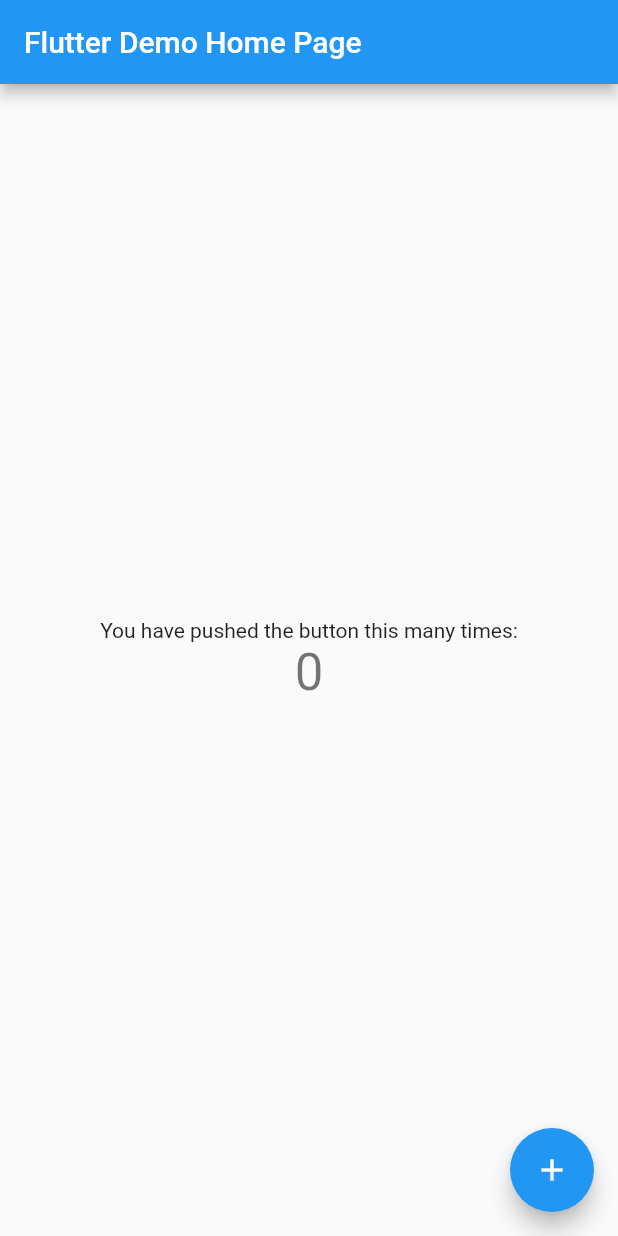
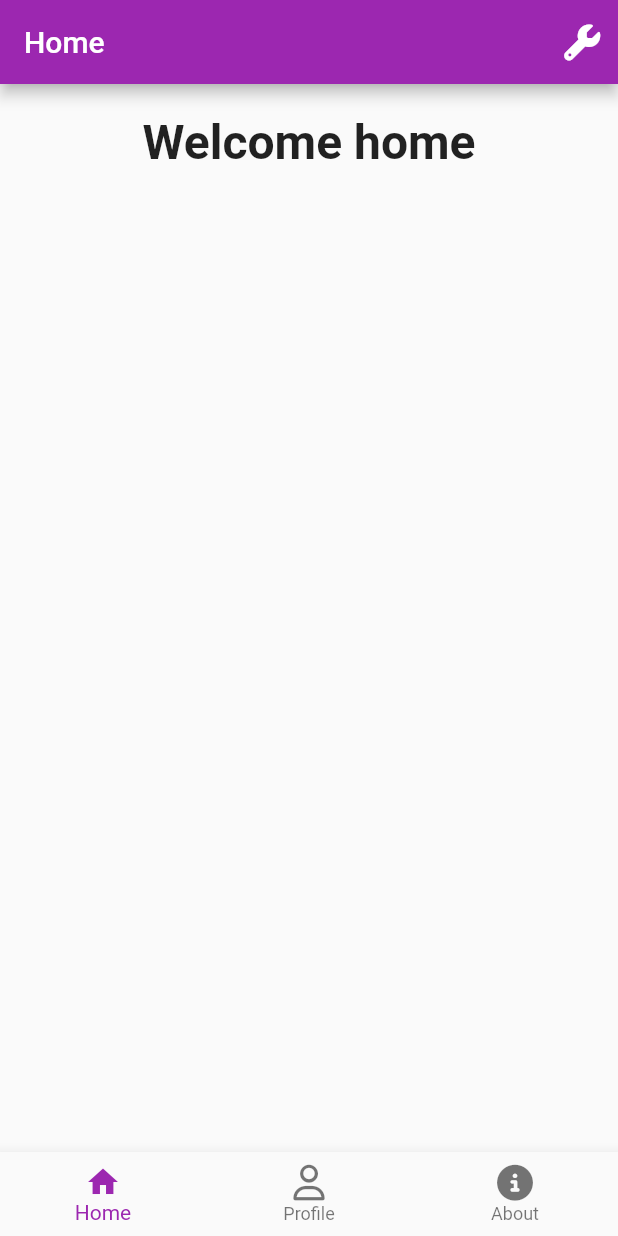
Before and after one commit to samuelstacey/christian_circles_mobile, a Flutter app: the screen it shows after launch, on a phone screen of 412 x 824 dp. Run offline on Flutter 3.47's test engine with Material 2 defaults, Android fonts, the phone set to English and light mode, and no system bars; our stand-ins replace font_awesome_flutter, page_transition.

Commit message:
CC-46/38 - Basic setup of the app with a few pages

```diff
--- /dev/null
+++ b/lib/components/app_bar.dart
@@ -0,0 +1,21 @@
+import 'package:christian_circles_mobile/pages/setttings.dart';
+import 'package:flutter/material.dart';
+import 'package:font_awesome_flutter/font_awesome_flutter.dart';
+import 'package:page_transition/page_transition.dart';
+
+AppBar createAppBar(String title, BuildContext context) {
+  return AppBar(
+    title: Text(title),
+    backgroundColor: Colors.purple,
+    automaticallyImplyLeading: false,
+    actions: [
+      IconButton(
+        icon: const FaIcon(FontAwesomeIcons.wrench),
+        tooltip: 'Settings',
+        onPressed: () {
+          Navigator.pushNamed(context, '/settings');
+        },
+      ),
+    ],
+  );
+}
--- /dev/null
+++ b/lib/components/navigation_bar.dart
@@ -0,0 +1,31 @@
+import 'package:flutter/material.dart';
+import 'package:font_awesome_flutter/font_awesome_flutter.dart';
+
+BottomNavigationBar createNavBar(String title, BuildContext context) {
+  return BottomNavigationBar(
+    onTap: (index) {
+      if (index == 0) {
+        Navigator.pushNamed(context, '/');
+      } else if (index == 1) {
+        Navigator.pushNamed(context, '/profile');
+      } else if (index == 2) {
+        Navigator.pushNamed(context, '/about');
+      }
+    },
+    selectedItemColor: Colors.purple,
+    items: const <BottomNavigationBarItem>[
+      BottomNavigationBarItem(
+        icon: Icon(Icons.home),
+        label: 'Home',
+      ),
+      BottomNavigationBarItem(
+        icon: FaIcon(FontAwesomeIcons.user),
+        label: 'Profile',
+      ),
+      BottomNavigationBarItem(
+        icon: FaIcon(FontAwesomeIcons.circleInfo),
+        label: 'About',
+      ),
+    ],
+  );
+}
--- a/lib/main.dart
+++ b/lib/main.dart
@@ -1,4 +1,9 @@
+import 'package:christian_circles_mobile/pages/about.dart';
+import 'package:christian_circles_mobile/pages/home.dart';
+import 'package:christian_circles_mobile/pages/profile.dart';
+import 'package:christian_circles_mobile/pages/setttings.dart';
 import 'package:flutter/material.dart';
+import 'package:page_transition/page_transition.dart';
 
 void main() {
   runApp(const MyApp());
@@ -7,109 +12,35 @@ void main() {
 class MyApp extends StatelessWidget {
   const MyApp({Key? key}) : super(key: key);
 
-  // This widget is the root of your application.
+  static const String _title = 'Christian Circles';
+
   @override
   Widget build(BuildContext context) {
     return MaterialApp(
-      title: 'Flutter Demo',
-      theme: ThemeData(
-        // This is the theme of your application.
-        //
-        // Try running your application with "flutter run". You'll see the
-        // application has a blue toolbar. Then, without quitting the app, try
-        // changing the primarySwatch below to Colors.green and then invoke
-        // "hot reload" (press "r" in the console where you ran "flutter run",
-        // or simply save your changes to "hot reload" in a Flutter IDE).
-        // Notice that the counter didn't reset back to zero; the application
-        // is not restarted.
-        primarySwatch: Colors.blue,
-      ),
-      home: const MyHomePage(title: 'Flutter Demo Home Page'),
+        debugShowCheckedModeBanner: false,
+        title: _title,
+        theme: ThemeData(
+          primarySwatch: Colors.purple,
+        ),
+        initialRoute: '/',
+        routes: {
+          '/': (context) => const HomePage(),
+          '/about': (context) => const AboutPage(),
+          '/profile': (context) => const ProfilePage(),
+        },
+      onGenerateRoute: (settings) {
+        switch (settings.name) {
+          case '/settings':
+            return PageTransition(
+              child: const SettingsPage(),
+              type: PageTransitionType.scale,
+              alignment: Alignment.topRight,
+              settings: settings,
+            );
+          default:
+            return null;
+        }
+      },
     );
   }
 }
-
-class MyHomePage extends StatefulWidget {
-  const MyHomePage({Key? key, required this.title}) : super(key: key);
-
-  // This widget is the home page of your application. It is stateful, meaning
-  // that it has a State object (defined below) that contains fields that affect
-  // how it looks.
-
-  // This class is the configuration for the state. It holds the values (in this
-  // case the title) provided by the parent (in this case the App widget) and
-  // used by the build method of the State. Fields in a Widget subclass are
-  // always marked "final".
-
-  final String title;
-
-  @override
-  State<MyHomePage> createState() => _MyHomePageState();
-}
-
-class _MyHomePageState extends State<MyHomePage> {
-  int _counter = 0;
-
-  void _incrementCounter() {
-    setState(() {
-      // This call to setState tells the Flutter framework that something has
-      // changed in this State, which causes it to rerun the build method below
-      // so that the display can reflect the updated values. If we changed
-      // _counter without calling setState(), then the build method would not be
-      // called again, and so nothing would appear to happen.
-      _counter++;
-    });
-  }
-
-  @override
-  Widget build(BuildContext context) {
-    // This method is rerun every time setState is called, for instance as done
-    // by the _incrementCounter method above.
-    //
-    // The Flutter framework has been optimized to make rerunning build methods
-    // fast, so that you can just rebuild anything that needs updating rather
-    // than having to individually change instances of widgets.
-    return Scaffold(
-      appBar: AppBar(
-        // Here we take the value from the MyHomePage object that was created by
-        // the App.build method, and use it to set our appbar title.
-        title: Text(widget.title),
-      ),
-      body: Center(
-        // Center is a layout widget. It takes a single child and positions it
-        // in the middle of the parent.
-        child: Column(
-          // Column is also a layout widget. It takes a list of children and
-          // arranges them vertically. By default, it sizes itself to fit its
-          // children horizontally, and tries to be as tall as its parent.
-          //
-          // Invoke "debug painting" (press "p" in the console, choose the
-          // "Toggle Debug Paint" action from the Flutter Inspector in Android
-          // Studio, or the "Toggle Debug Paint" command in Visual Studio Code)
-          // to see the wireframe for each widget.
-          //
-          // Column has various properties to control how it sizes itself and
-          // how it positions its children. Here we use mainAxisAlignment to
-          // center the children vertically; the main axis here is the vertical
-          // axis because Columns are vertical (the cross axis would be
-          // horizontal).
-          mainAxisAlignment: MainAxisAlignment.center,
-          children: <Widget>[
-            const Text(
-              'You have pushed the button this many times:',
-            ),
-            Text(
-              '$_counter',
-              style: Theme.of(context).textTheme.headline4,
-            ),
-          ],
-        ),
-      ),
-      floatingActionButton: FloatingActionButton(
-        onPressed: _incrementCounter,
-        tooltip: 'Increment',
-        child: const Icon(Icons.add),
-      ), // This trailing comma makes auto-formatting nicer for build methods.
-    );
-  }
-}
--- /dev/null
+++ b/lib/pages/home.dart
@@ -0,0 +1,30 @@
+import 'package:flutter/material.dart';
+
+import '../components/app_bar.dart';
+import '../components/navigation_bar.dart';
+
+class HomePage extends StatefulWidget {
+  const HomePage({Key? key}) : super(key: key);
+
+  @override
+  State<HomePage> createState() => _HomePageState();
+}
+
+class _HomePageState extends State<HomePage> with TickerProviderStateMixin {
+  @override
+  Widget build(BuildContext context) {
+    return Scaffold(
+      appBar: createAppBar('Home', context),
+      bottomNavigationBar: createNavBar('Home', context),
+      body: Column(children: <Widget>[
+        Center(
+            child: Container(
+              padding: const EdgeInsets.fromLTRB(20, 20, 20, 20),
+              child: const Text(
+                "Welcome home",
+                style: TextStyle(fontSize: 32, fontWeight: FontWeight.bold),
+              ),
+        )),
+      ]));
+  }
+}
--- a/pubspec.yaml
+++ b/pubspec.yaml
@@ -34,6 +34,8 @@ dependencies:
   # The following adds the Cupertino Icons font to your application.
   # Use with the CupertinoIcons class for iOS style icons.
   cupertino_icons: ^1.0.2
+  font_awesome_flutter: ^10.1.0
+  page_transition: "^2.0.9"
 
 dev_dependencies:
   flutter_test:
```
Also changed, not shown: lib/pages/about.dart (added, +30 -0 lines), lib/pages/profile.dart (added, +30 -0 lines), lib/pages/setttings.dart (added, +30 -0 lines), pubspec.lock.
